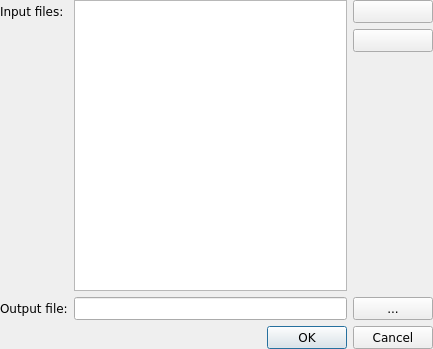
This is jal/ui/merge_dialog.ui in titov-vv/jal as Qt 5 draws it before an edit. The edited form follows.
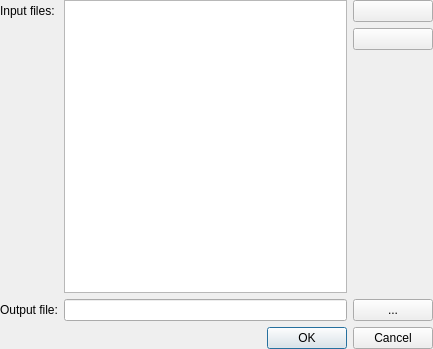
This is the edited form.

Commit message: Hard-coded fonts, row heights and bold table headers were removed. Application initialization was changed to allow Qt's own style options work.

Diff of the .ui file:
```diff
--- a/jal/ui/merge_dialog.ui
+++ b/jal/ui/merge_dialog.ui
@@ -19,11 +19,6 @@
     <verstretch>0</verstretch>
    </sizepolicy>
   </property>
-  <property name="font">
-   <font>
-    <family>DejaVu Sans</family>
-   </font>
-  </property>
   <property name="windowTitle">
    <string>Merge tax files</string>
   </property>
```
The commit also changes 60 other files.
